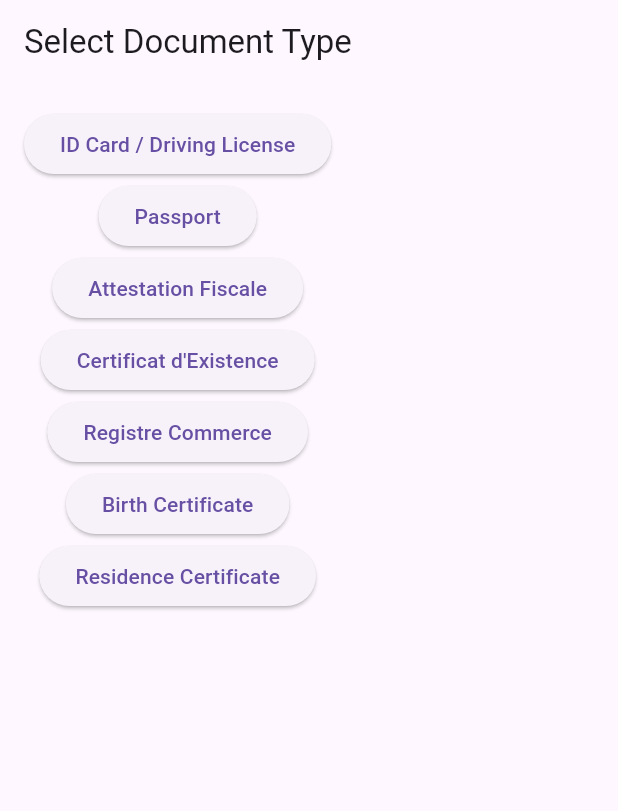
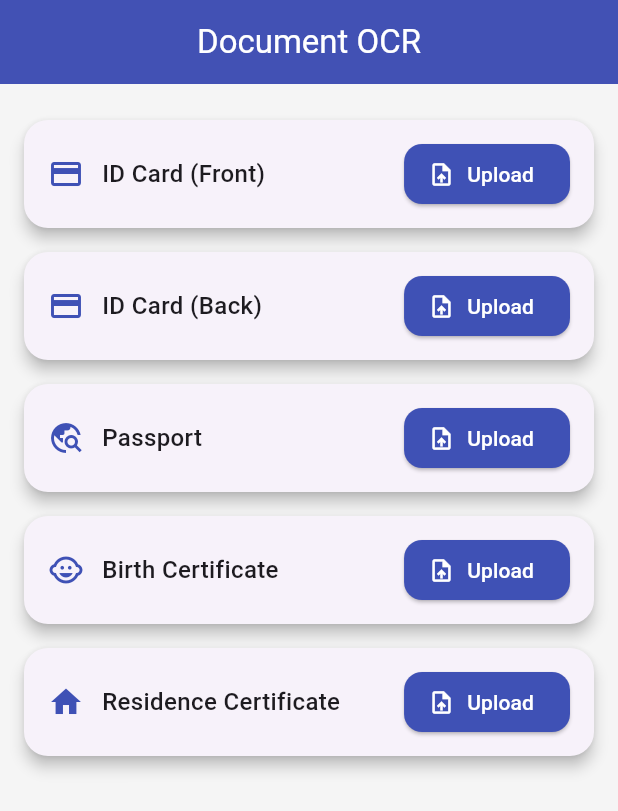
Before and after one commit to Adilchf/ocr_plugin, a Flutter app: the screen it shows after launch, on a phone screen of 412 x 824 dp. Shown: the top 811 px of the screen. Run offline on Flutter 3.47's test engine with Material 3 defaults, Android fonts, the phone set to English and light mode, and no system bars; our stand-ins replace image_picker, plugin_platform_interface; missing offline and left inert: google_mlkit_text_recognition.

Commit message:
desogning the main

```diff
--- a/example/lib/main.dart
+++ b/example/lib/main.dart
@@ -17,7 +17,10 @@ class MyApp extends StatelessWidget {
     return MaterialApp(
       debugShowCheckedModeBanner: false,
       title: "Document OCR",
-      theme: ThemeData(primarySwatch: Colors.blue),
+      theme: ThemeData(
+        primarySwatch: Colors.indigo,
+        useMaterial3: true,
+      ),
       home: const DocumentPage(),
     );
   }
@@ -32,33 +35,35 @@ class DocumentPage extends StatefulWidget {
 
 class _DocumentPageState extends State<DocumentPage> {
   final picker = ImagePicker();
-  OcrResult? _localResult; // plugin result
-  Map<String, dynamic>? _serverResult; // server result
+  OcrResult? _localResult;
+  Map<String, dynamic>? _serverResult;
   bool _loading = false;
   String? _currentDoc;
 
   Future<void> _pickAndExtract({required String docType}) async {
     setState(() {
-      _currentDoc = docType;
       _localResult = null;
       _serverResult = null;
+       _currentDoc = docType;
     });
 
+    // choose camera/gallery
     final source = await showModalBottomSheet<ImageSource>(
       context: context,
       shape: const RoundedRectangleBorder(
         borderRadius: BorderRadius.vertical(top: Radius.circular(16)),
       ),
       builder: (ctx) => SafeArea(
-        child: Wrap(
+        child: Column(
+          mainAxisSize: MainAxisSize.min,
           children: [
             ListTile(
-              leading: const Icon(Icons.camera_alt),
+              leading: const Icon(Icons.camera_alt, color: Colors.indigo),
               title: const Text("Camera"),
               onTap: () => Navigator.pop(ctx, ImageSource.camera),
             ),
             ListTile(
-              leading: const Icon(Icons.photo_library),
+              leading: const Icon(Icons.photo_library, color: Colors.indigo),
               title: const Text("Gallery"),
               onTap: () => Navigator.pop(ctx, ImageSource.gallery),
             ),
@@ -76,17 +81,113 @@ class _DocumentPageState extends State<DocumentPage> {
     try {
       final file = File(pickedFile.path);
 
-      // Local OCR
-      final localRes = await OcrPlugin.extractData(file);
+      // local OCR
+      OcrResult? localRes;
+      if (docType != "Birth Certificate" && docType != "Residence Certificate") {
+        localRes = await OcrPlugin.extractData(file);
+      }
 
-      // Server OCR
-      final serverRes = await ServerOcrService.extractFromServer(file, docType);
+      // server OCR
+      Map<String, dynamic>? serverRes;
+      if (docType == "Birth Certificate" || docType == "Residence Certificate") {
+        serverRes = await ServerOcrService.extractFromServer(file, docType);
+      }
 
       if (!mounted) return;
       setState(() {
         _localResult = localRes;
         _serverResult = serverRes;
       });
+
+      // popup styled dialog
+      if (mounted) {
+        showGeneralDialog(
+          context: context,
+          barrierDismissible: true,
+          barrierLabel: "Results",
+          transitionDuration: const Duration(milliseconds: 300),
+          pageBuilder: (_, __, ___) {
+            return Center(
+              child: Container(
+                margin: const EdgeInsets.symmetric(horizontal: 20),
+                padding: const EdgeInsets.all(20),
+                decoration: BoxDecoration(
+                  color: Colors.white,
+                  borderRadius: BorderRadius.circular(20),
+                  boxShadow: [
+                    BoxShadow(
+                        color: Colors.black26,
+                        blurRadius: 15,
+                        offset: const Offset(0, 5))
+                  ],
+                ),
+                child: Material(
+                  color: Colors.transparent,
+                  child: SingleChildScrollView(
+                    child: Column(
+                      crossAxisAlignment: CrossAxisAlignment.start,
+                      children: [
+                        Text("📄 Results for $docType",
+                            style: const TextStyle(
+                                fontSize: 18, fontWeight: FontWeight.bold)),
+                        const Divider(),
+                        if (_localResult != null) ...[
+                          const Text("Extracted Data ",
+                              style: TextStyle(
+                                  fontWeight: FontWeight.bold,
+                                  color: Colors.indigo)),
+                          ..._buildDocFields(docType, _localResult!),
+                          const SizedBox(height: 12),
+                        ],
+                        if (_serverResult != null) ...[
+                          const Text("Extracted Data",
+                              style: TextStyle(
+                                  fontWeight: FontWeight.bold,
+                                  color: Colors.indigo)),
+                                  if (_currentDoc == "Residence Certificate") ...[
+
+    _kv("Birth Place", _serverResult!["arabic"]?["birthPlace"]),
+    _kv("Address", _serverResult!["arabic"]?["address"]),
+    _kv("Commune", _serverResult!["arabic"]?["commune"]),
+  ] else if (_currentDoc == "Birth Certificate") ...[
+
+    _kv("Father Full Name", _serverResult!["arabic"]?["fatherFullName"]),
+    _kv("Mother Full Name", _serverResult!["arabic"]?["motherFullName"]),
+    _kv("Birth Certificate Number", _serverResult!["arabic"]?["birthCertificateNumber"]),
+  ] else
+                          ..._serverResult!.entries.map((e) => _kv(e.key, e.value)),
+                        ],
+                        if (_localResult == null && _serverResult == null)
+                          const Text("⚠️ No data extracted"),
+                        const SizedBox(height: 16),
+                        Align(
+                          alignment: Alignment.centerRight,
+                          child: ElevatedButton(
+                            style: ElevatedButton.styleFrom(
+                              backgroundColor: Colors.indigo,
+                              shape: RoundedRectangleBorder(
+                                  borderRadius: BorderRadius.circular(10)),
+                            ),
+                            onPressed: () => Navigator.pop(context),
+                            child: const Text("Close",
+                                style: TextStyle(color: Colors.white)),
+                          ),
+                        )
+                      ],
+                    ),
+                  ),
+                ),
+              ),
+            );
+          },
+          transitionBuilder: (_, anim, __, child) {
+            return ScaleTransition(
+              scale: CurvedAnimation(parent: anim, curve: Curves.easeOutBack),
+              child: child,
+            );
+          },
+        );
+      }
     } finally {
       if (mounted) setState(() => _loading = false);
     }
@@ -94,85 +195,71 @@ class _DocumentPageState extends State<DocumentPage> {
 
   @override
   Widget build(BuildContext context) {
-    final hasAnyResult =
-        (_localResult != null || _serverResult != null) && !_loading;
-
     return Scaffold(
-      appBar: AppBar(title: const Text("Select Document Type")),
+      backgroundColor: Colors.grey[100],
+      appBar: AppBar(
+        title: const Text("Document OCR"),
+        centerTitle: true,
+        elevation: 2,
+        backgroundColor: Colors.indigo,
+        foregroundColor: Colors.white,
+      ),
       body: Padding(
         padding: const EdgeInsets.all(16.0),
-        child: Column(
+        child: ListView(
           children: [
-            ElevatedButton(
-              child: const Text("ID Card / Driving License"),
-              onPressed: () => _pickAndExtract(docType: "ID Card"),
-            ),
-            ElevatedButton(
-              child: const Text("Passport"),
-              onPressed: () => _pickAndExtract(docType: "Passport"),
-            ),
-            ElevatedButton(
-              child: const Text("Attestation Fiscale"),
-              onPressed: () => _pickAndExtract(docType: "Attestation Fiscale"),
-            ),
-            ElevatedButton(
-              child: const Text("Certificat d'Existence"),
-              onPressed: () =>
-                  _pickAndExtract(docType: "Certificat d'Existence"),
-            ),
-            ElevatedButton(
-              child: const Text("Registre Commerce"),
-              onPressed: () => _pickAndExtract(docType: "Registre Commerce"),
-            ),
-            ElevatedButton(
-  child: const Text("Birth Certificate"),
-  onPressed: () => _pickAndExtract(docType: "Birth Certificate"),
-),
-ElevatedButton(
-  child: const Text("Residence Certificate"),
-  onPressed: () => _pickAndExtract(docType: "Residence Certificate"),
-),
+            _docCard("ID Card (Front)", "ID Card", Icons.credit_card),
+            _docCard("ID Card (Back)", "ID Card", Icons.credit_card),
+            _docCard("Passport", "Passport", Icons.travel_explore),
 
-            const SizedBox(height: 20),
-
-            if (_loading) const CircularProgressIndicator(),
-
-            if (hasAnyResult)
-              Expanded(
-                child: ListView(
-                  children: [
-                    Text(
-                      "Results for $_currentDoc",
-                      style: Theme.of(context).textTheme.titleMedium,
-                    ),
-                    const Divider(height: 20),
-
-                    // Local OCR
-                    if (_localResult != null &&
-            _currentDoc != "Birth Certificate" &&
-            _currentDoc != "Residence Certificate") ...[
-                      Text("📌 Local OCR",
-                          style: Theme.of(context).textTheme.titleSmall),
-                      ..._buildDocFields(_currentDoc!, _localResult!),
-                      const SizedBox(height: 20),
-                    ],
-
-                    // Server OCR
-                    if (_serverResult != null) ...[
-                      Text("🌍 Server OCR",
-                          style: Theme.of(context).textTheme.titleSmall),
-                      ..._serverResult!.entries.map((e) => _kv(e.key, e.value)),
-                    ],
-                  ],
-                ),
-              ),
+            _docCard("Birth Certificate", "Birth Certificate", Icons.child_care),
+            _docCard("Residence Certificate", "Residence Certificate", Icons.home),
+            if (_loading) ...[
+              const SizedBox(height: 20),
+              const Center(child: CircularProgressIndicator(color: Colors.indigo)),
+            ]
           ],
         ),
       ),
     );
   }
 
-  /// Local OCR specific fields
+  /// Card UI for each doc
+  Widget _docCard(String label, String docType, IconData icon) {
+    return Card(
+      margin: const EdgeInsets.symmetric(vertical: 8),
+      shape: RoundedRectangleBorder(borderRadius: BorderRadius.circular(16)),
+      elevation: 4,
+      child: Padding(
+        padding: const EdgeInsets.symmetric(horizontal: 16, vertical: 12),
+        child: Row(
+          mainAxisAlignment: MainAxisAlignment.spaceBetween,
+          children: [
+            Row(children: [
+              Icon(icon, color: Colors.indigo),
+              const SizedBox(width: 12),
+              Text(label,
+                  style: const TextStyle(
+                      fontSize: 16, fontWeight: FontWeight.w500)),
+            ]),
+            ElevatedButton.icon(
+              onPressed: () => _pickAndExtract(docType: docType),
+              icon: const Icon(Icons.upload_file, size: 18),
+              label: const Text("Upload"),
+              style: ElevatedButton.styleFrom(
+                backgroundColor: Colors.indigo,
+                foregroundColor: Colors.white,
+                shape: RoundedRectangleBorder(
+                    borderRadius: BorderRadius.circular(12)),
+              ),
+            )
+          ],
+        ),
+      ),
+    );
+  }
+
+  /// Local OCR fields
   List<Widget> _buildDocFields(String docType, OcrResult res) {
     switch (docType) {
       case "ID Card":
@@ -211,20 +298,17 @@ ElevatedButton(
   }
 
   Widget _kv(String label, dynamic value) {
-    if (value == null || value.toString().isEmpty) {
-      return const SizedBox.shrink();
-    }
+    if (value == null || value.toString().isEmpty) return const SizedBox.shrink();
     return Padding(
       padding: const EdgeInsets.only(bottom: 6.0),
       child: Row(
         crossAxisAlignment: CrossAxisAlignment.start,
         children: [
           SizedBox(
-            width: 150,
-            child: Text(
-              label,
-              style: const TextStyle(fontWeight: FontWeight.bold),
-            ),
+            width: 140,
+            child: Text(label,
+                style:
+                    const TextStyle(fontWeight: FontWeight.bold, color: Colors.black87)),
           ),
           Expanded(child: Text(value.toString())),
         ],
--- a/example/lib/services/ocr_api.dart
+++ b/example/lib/services/ocr_api.dart
@@ -3,7 +3,7 @@ import 'dart:io';
 import 'package:http/http.dart' as http;
 
 class ServerOcrService {
-  static const String baseHost = "http://192.168.2.27:8000";
+  static const String baseHost = "http://105.96.12.227:8000";
 
   /// Map docType to API endpoint
   static String _endpointForDoc(String docType) {
```
Also changed, not shown: example/pubspec.lock, 1 other file.
